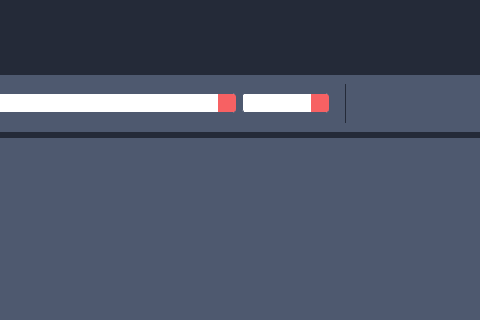
Before: the Qt Designer form src/client/gui/ui/texteditor.ui in aleoli/Shared-Editor, drawn with Qt 5; both pictures show x 375 to 855 and y 0 to 320 of the 1225 by 596 pixel window.
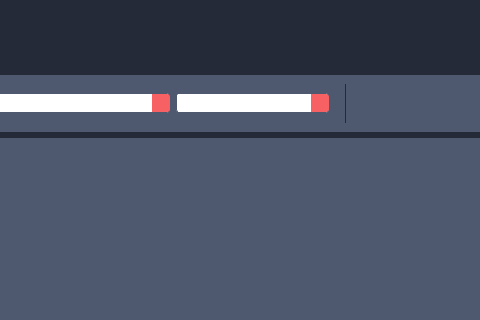
After: the same form once the commit is applied. Icons and pictures are not drawn.

Commit message: tolto elementi di troppo da menubar e migliorato button Highlight users text

What changed in the file:
```diff
--- a/src/client/gui/ui/texteditor.ui
+++ b/src/client/gui/ui/texteditor.ui
@@ -1113,13 +1113,13 @@
       <widget class="QComboBox" name="comboBox">
        <property name="minimumSize">
         <size>
-         <width>87</width>
+         <width>62</width>
          <height>0</height>
         </size>
        </property>
        <property name="maximumSize">
         <size>
-         <width>87</width>
+         <width>153</width>
          <height>16777215</height>
         </size>
        </property>
```
Left out of the diff: 21 changed lines with no effect on the pictures. The commit also changes 4 other files.
